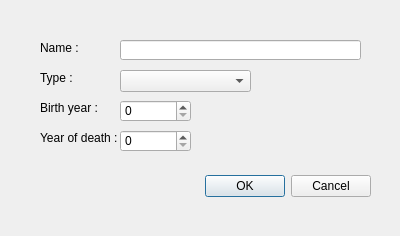
Qt form computerform.ui (snaedisk/Hopur34_skil3) before a commit.
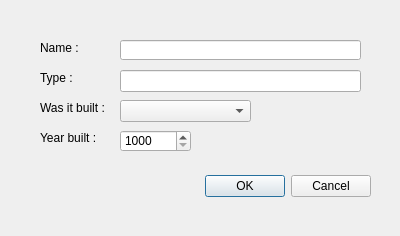
The same form after that commit.

```diff
--- a/computerform.ui
+++ b/computerform.ui
@@ -29,30 +29,17 @@
     <set>QDialogButtonBox::Cancel|QDialogButtonBox::Ok</set>
    </property>
   </widget>
-  <widget class="QSpinBox" name="pBirthYear">
-   <property name="geometry">
-    <rect>
-     <x>120</x>
-     <y>100</y>
-     <width>71</width>
-     <height>22</height>
-    </rect>
-   </property>
-   <property name="maximum">
-    <number>2100</number>
-   </property>
-  </widget>
   <widget class="QLabel" name="label_4">
    <property name="geometry">
     <rect>
      <x>40</x>
      <y>130</y>
-     <width>81</width>
+     <width>71</width>
      <height>16</height>
     </rect>
    </property>
    <property name="text">
-    <string>Year of death :</string>
+    <string>Year built :</string>
    </property>
   </widget>
   <widget class="QSpinBox" name="pDeadYear">
@@ -64,8 +51,11 @@
      <height>22</height>
     </rect>
    </property>
+   <property name="minimum">
+    <number>1000</number>
+   </property>
    <property name="maximum">
-    <number>2100</number>
+    <number>2016</number>
    </property>
   </widget>
   <widget class="QLabel" name="label">
@@ -108,7 +98,7 @@
    <property name="geometry">
     <rect>
      <x>120</x>
-     <y>70</y>
+     <y>100</y>
      <width>131</width>
      <height>22</height>
     </rect>
@@ -124,7 +114,17 @@
     </rect>
    </property>
    <property name="text">
-    <string>Birth year :</string>
+    <string>Was it built :</string>
+   </property>
+  </widget>
+  <widget class="QLineEdit" name="cType">
+   <property name="geometry">
+    <rect>
+     <x>120</x>
+     <y>70</y>
+     <width>241</width>
+     <height>22</height>
+    </rect>
    </property>
   </widget>
  </widget>
```
Left out of the diff: 7 changed lines with no effect on the pictures.
